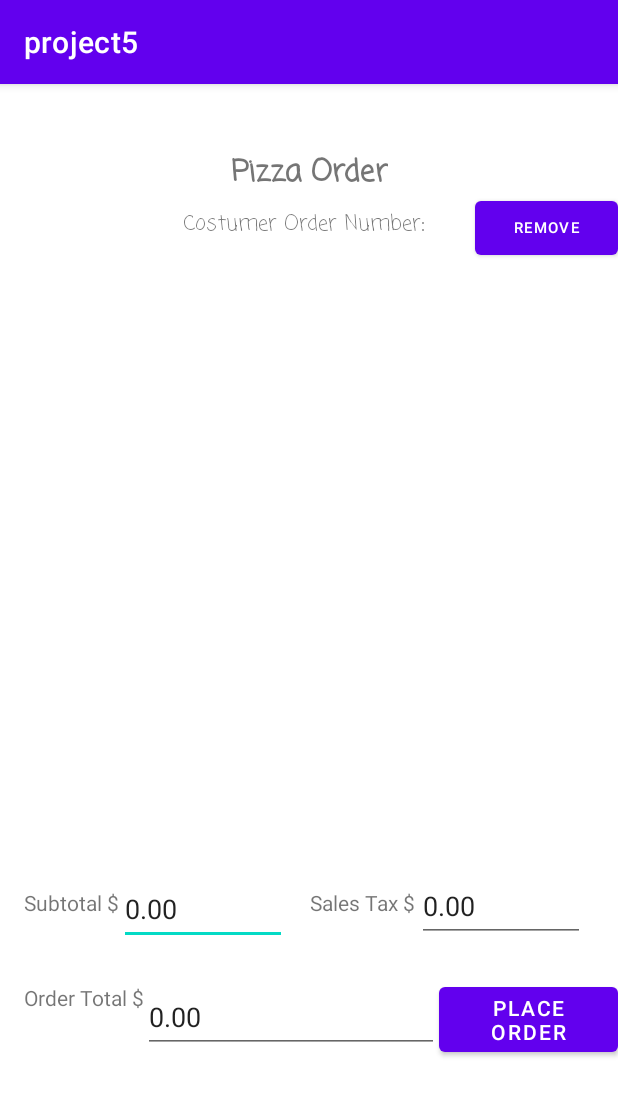
After one commit to wessaleh/Android, an Android app: the currentOrderView screen opened directly, with no data from a screen before it, on a phone screen of 412 x 824 dp. The commit adds this screen. Shown: the top 1096 px of the screen. Run offline under Robolectric (Android 15) with nearby library versions, the phone set to English and light mode, and no system bars; 2 statements that could not run were skipped.

Commit message:
Created current order view

```diff
--- a/app/src/main/AndroidManifest.xml
+++ b/app/src/main/AndroidManifest.xml
@@ -9,6 +9,9 @@
         android:roundIcon="@mipmap/ic_launcher_round"
         android:supportsRtl="true"
         android:theme="@style/Theme.Project5">
+        <activity
+            android:name=".currentOrderView"
+            android:exported="false" />
         <activity
             android:name=".pizzaOrderView"
             android:exported="false" />
--- a/app/src/main/java/com/example/project5/MainActivity.java
+++ b/app/src/main/java/com/example/project5/MainActivity.java
@@ -2,12 +2,14 @@ package com.example.project5;
 
 import androidx.appcompat.app.AppCompatActivity;
 
+import android.content.Context;
 import android.content.Intent;
 import android.os.Bundle;
 import android.os.Parcelable;
 import android.view.View;
 import android.widget.ImageButton;
 import android.widget.TextView;
+import android.widget.Toast;
 
 import java.util.ArrayList;
 
@@ -62,8 +64,36 @@ public class MainActivity extends AppCompatActivity {
     }
 
     protected void viewCurrentOrder(View view){
+        Intent intent = new Intent(this, currentOrderView.class);
+        if(validate(phoneNumber.getText().toString())){
+            intent.putExtra("phone", phoneNumber.getText());
+            intent.putExtra("cart", currentOrder);
+            intent.putExtra("store orders", storeOrders);
+            startActivity(intent);
+        }else{
+            Context context = getApplicationContext();
+            CharSequence text = "Please enter a valid phone number";
+            int duration = Toast.LENGTH_SHORT;
 
+            Toast toast = Toast.makeText(context, text, duration);
+            toast.show();
+        }
     }
+
+    /**
+     * Validates a phone number making sure it is a 10-digit number
+     * @param number - the number to validate
+     * @return true if valid, false if not
+     */
+    public static boolean validate(String number){
+        try{
+            Long.parseLong(number);
+            return number.length() == 10; // phone number must be 10 digits long
+        }catch(NumberFormatException e){
+            return false; // not a valid phone number with 10 digits
+        }
+    }
+
 
     protected void viewStoreOrder(View view){
 
--- /dev/null
+++ b/app/src/main/java/com/example/project5/currentOrderView.java
@@ -0,0 +1,36 @@
+package com.example.project5;
+
+import androidx.appcompat.app.AppCompatActivity;
+
+import android.content.Intent;
+import android.os.Bundle;
+import android.widget.TextView;
+
+import java.util.ArrayList;
+
+public class currentOrderView extends AppCompatActivity {
+
+    TextView phoneNumber, subtotal, salesTax, orderTotal;
+    ArrayList<Pizza> pizzas;
+    StoreOrders storeOrders;
+
+    @Override
+    protected void onCreate(Bundle savedInstanceState) {
+        super.onCreate(savedInstanceState);
+        setContentView(R.layout.activity_current_order_view);
+
+        Intent intent = getIntent();
+        pizzas = (ArrayList<Pizza>) intent.getExtras().get("cart");
+        storeOrders = (StoreOrders) intent.getExtras().get("store orders");
+
+        // set the listview
+
+        phoneNumber = findViewById(R.id.phoneNumber);
+        subtotal = findViewById(R.id.subtotal);
+        salesTax = findViewById(R.id.salesTax);
+        orderTotal = findViewById(R.id.orderTotal);
+
+        // set the values of all the textviews
+
+    }
+}
--- a/app/src/main/java/com/example/project5/pizzaOrderView.java
+++ b/app/src/main/java/com/example/project5/pizzaOrderView.java
@@ -77,6 +77,7 @@ public class pizzaOrderView extends AppCompatActivity {
 
     private void checkToppings(Pizza pizza){
         Toast toast = Toast.makeText(getApplicationContext(), "Maximum number of toppings is 7", Toast.LENGTH_SHORT);
+
         if (chicken.isChecked()){
             if (pizza.toppings.size() <= MAX_TOPPINGS)
                 pizza.toppings.add(Topping.Chicken);
--- /dev/null
+++ b/app/src/main/res/layout/activity_current_order_view.xml
@@ -0,0 +1,143 @@
+<?xml version="1.0" encoding="utf-8"?>
+<androidx.constraintlayout.widget.ConstraintLayout xmlns:android="http://schemas.android.com/apk/res/android"
+    xmlns:app="http://schemas.android.com/apk/res-auto"
+    xmlns:tools="http://schemas.android.com/tools"
+    android:layout_width="match_parent"
+    android:layout_height="match_parent"
+    tools:context=".currentOrderView">
+
+    <TextView
+        android:id="@+id/textView7"
+        android:layout_width="wrap_content"
+        android:layout_height="wrap_content"
+        android:layout_marginTop="44dp"
+        android:fontFamily="casual"
+        android:text="Pizza Order"
+        android:textSize="20sp"
+        android:textStyle="bold"
+        app:layout_constraintEnd_toEndOf="parent"
+        app:layout_constraintStart_toStartOf="parent"
+        app:layout_constraintTop_toTopOf="parent" />
+
+    <TextView
+        android:id="@+id/customerPhoneNumber"
+        android:layout_width="wrap_content"
+        android:layout_height="wrap_content"
+        android:layout_marginTop="8dp"
+        android:fontFamily="casual"
+        android:text="Costumer Order Number: "
+        android:textAlignment="center"
+        android:textSize="14sp"
+        app:layout_constraintEnd_toEndOf="parent"
+        app:layout_constraintHorizontal_bias="0.497"
+        app:layout_constraintStart_toStartOf="parent"
+        app:layout_constraintTop_toBottomOf="@+id/textView7" />
+
+    <ListView
+        android:id="@+id/cart"
+        android:layout_width="413dp"
+        android:layout_height="400dp"
+        android:layout_marginTop="112dp"
+        app:layout_constraintEnd_toEndOf="parent"
+        app:layout_constraintStart_toStartOf="parent"
+        app:layout_constraintTop_toTopOf="parent" />
+
+    <TextView
+        android:id="@+id/textView10"
+        android:layout_width="wrap_content"
+        android:layout_height="wrap_content"
+        android:layout_marginStart="16dp"
+        android:layout_marginTop="24dp"
+        android:text="Subtotal $"
+        app:layout_constraintStart_toStartOf="parent"
+        app:layout_constraintTop_toBottomOf="@+id/cart" />
+
+    <TextView
+        android:id="@+id/textView11"
+        android:layout_width="wrap_content"
+        android:layout_height="wrap_content"
+        android:layout_marginStart="16dp"
+        android:layout_marginTop="44dp"
+        android:text="Order Total $"
+        app:layout_constraintStart_toStartOf="parent"
+        app:layout_constraintTop_toBottomOf="@+id/textView10" />
+
+    <TextView
+        android:id="@+id/textView12"
+        android:layout_width="wrap_content"
+        android:layout_height="wrap_content"
+        android:layout_marginStart="127dp"
+        android:layout_marginTop="24dp"
+        android:text="Sales Tax $"
+        app:layout_constraintStart_toStartOf="@+id/subtotal"
+        app:layout_constraintTop_toBottomOf="@+id/cart" />
+
+    <EditText
+        android:id="@+id/subtotal"
+        android:layout_width="112dp"
+        android:layout_height="48dp"
+        android:layout_marginTop="14dp"
+        android:editable="false"
+        android:ems="10"
+        android:hint="0.00"
+        android:inputType="numberDecimal"
+        android:text="0.00"
+        app:layout_constraintStart_toEndOf="@+id/textView10"
+        app:layout_constraintTop_toBottomOf="@+id/cart" />
+
+    <EditText
+        android:id="@+id/salesTax"
+        android:layout_width="112dp"
+        android:layout_height="48dp"
+        android:layout_marginStart="1dp"
+        android:layout_marginTop="12dp"
+        android:editable="false"
+        android:ems="10"
+        android:hint="0.00"
+        android:inputType="numberDecimal"
+        android:text="0.00"
+        app:layout_constraintEnd_toEndOf="parent"
+        app:layout_constraintHorizontal_bias="0.0"
+        app:layout_constraintStart_toEndOf="@+id/textView12"
+        app:layout_constraintTop_toBottomOf="@+id/cart" />
+
+    <EditText
+        android:id="@+id/orderTotal"
+        android:layout_width="197dp"
+        android:layout_height="48dp"
+        android:layout_marginTop="24dp"
+        android:editable="false"
+        android:ems="10"
+        android:hint="0.00"
+        android:inputType="numberDecimal"
+        android:text="0.00"
+        app:layout_constraintEnd_toStartOf="@+id/placeOrderButton"
+        app:layout_constraintHorizontal_bias="1.0"
+        app:layout_constraintStart_toEndOf="@+id/textView11"
+        app:layout_constraintTop_toBottomOf="@+id/subtotal"
+        tools:text="0.00" />
+
+    <Button
+        android:id="@+id/button"
+        android:layout_width="95dp"
+        android:layout_height="48dp"
+        android:layout_marginTop="72dp"
+        android:onClick="remove"
+        android:text="Remove"
+        android:textSize="10sp"
+        app:layout_constraintEnd_toEndOf="parent"
+        app:layout_constraintHorizontal_bias="1.0"
+        app:layout_constraintStart_toEndOf="@+id/customerPhoneNumber"
+        app:layout_constraintTop_toTopOf="parent" />
+
+    <Button
+        android:id="@+id/placeOrderButton"
+        android:layout_width="119dp"
+        android:layout_height="55dp"
+        android:layout_marginTop="24dp"
+        android:onClick="placeOrder"
+        android:text="Place Order"
+        app:layout_constraintEnd_toEndOf="parent"
+        app:layout_constraintTop_toBottomOf="@+id/salesTax" />
+
+</androidx.constraintlayout.widget.ConstraintLayout>
```
